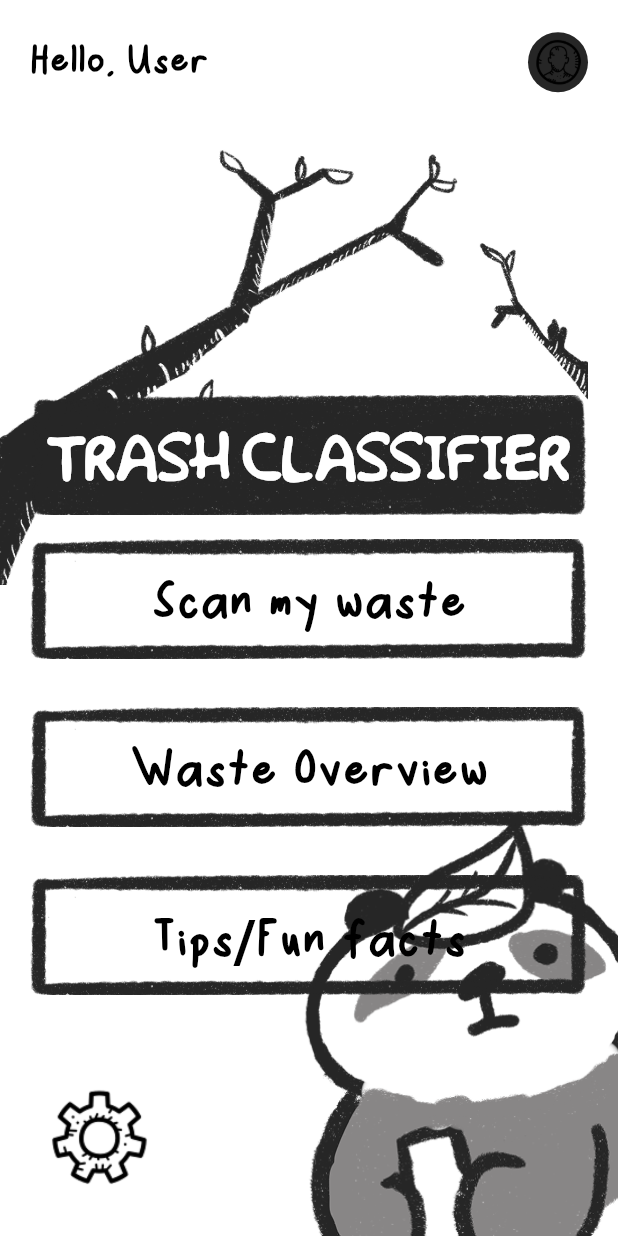
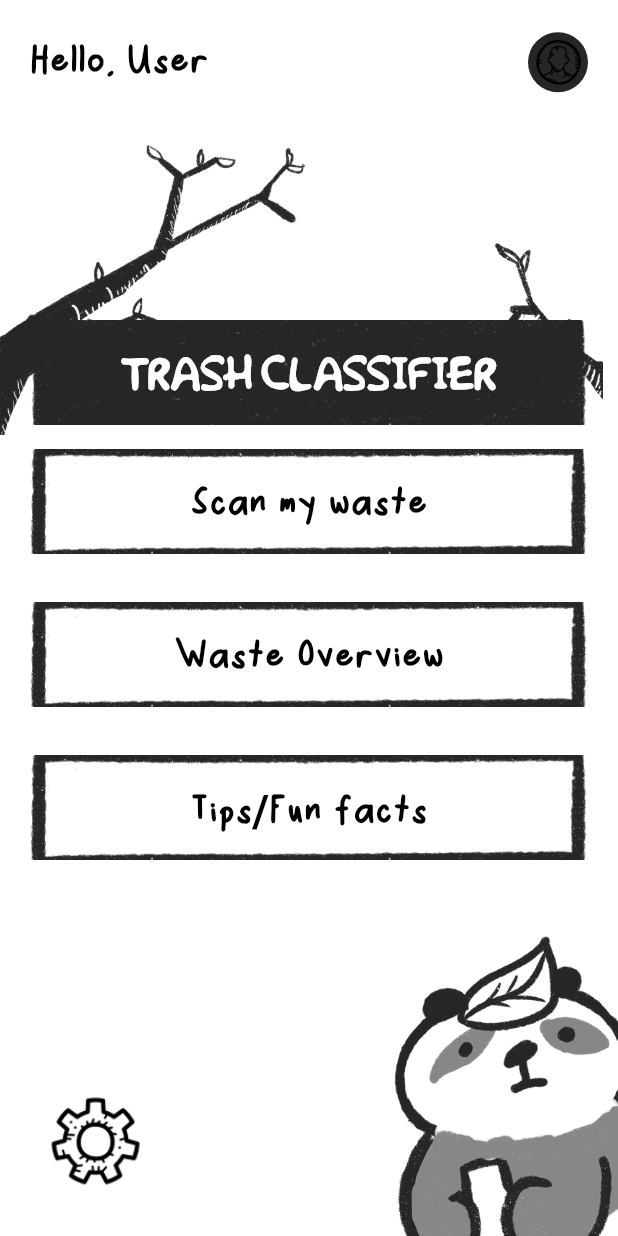
Before and after one commit to clarissachng/trash_classifier, a Flutter app: the screen it shows after launch, on a phone screen of 412 x 824 dp. Run offline on Flutter 3.47's test engine with Material 3 defaults, Android fonts, the phone set to English and light mode, and no system bars; our stand-ins replace camera, fl_chart.

Commit message:
adjust size

```diff
--- a/lib/main.dart
+++ b/lib/main.dart
@@ -56,13 +56,13 @@ class MainPage extends StatelessWidget {
             top: 90,
             child: Image.asset(
               'assets/background/big_tree.png',
-              height: 300,
+              height: 200,
               fit: BoxFit.contain,
             ),
           ),
           // Small Tree (Right)
           Positioned(
-            right: 20,
+            right: 10,
             top: 90,
             child: Image.asset(
               'assets/background/small_tree.png',
@@ -76,7 +76,7 @@ class MainPage extends StatelessWidget {
             bottom: 0,
             child: Image.asset(
               'assets/character/panda.png',
-              height: 280,
+              height: 200,
               fit: BoxFit.contain,
             ),
           ),
@@ -86,7 +86,7 @@ class MainPage extends StatelessWidget {
             left: 20,
             bottom:20,
             child: IconButton(
-              icon: Image.asset('assets/icon/settings-icon.png', height: 75),
+              icon: Image.asset('assets/icon/settings-icon.png', height: 70),
               onPressed: () => _navigateToSettings(context),
             ),
           ),
@@ -114,12 +114,12 @@ class MainPage extends StatelessWidget {
                       ),
                     ],
                   ),
-                  const SizedBox(height: 200),
+                  const SizedBox(height: 150),
 
                   // Trash Classifier Text
                   Container(
                     width: double.infinity,
-                    height: 80,
+                    height: 70,
                     decoration: BoxDecoration(
                       image: const DecorationImage(
                         image: AssetImage('assets/widgets/black-btn.png'),
@@ -132,7 +132,7 @@ class MainPage extends StatelessWidget {
                         "TRASH CLASSIFIER",
                         style: TextStyle(
                           fontFamily: 'Simpsonfont',
-                          fontSize: 35,
+                          fontSize: 25,
                           fontWeight: FontWeight.bold,
                           color: Colors.white,
                         ),
@@ -167,7 +167,7 @@ Widget _buildButton(String text, BuildContext context, [String? route]) {
     padding: const EdgeInsets.symmetric(vertical: 16.0), // Increased vertical padding
     child: SizedBox(
       width: double.infinity,
-      height: 80, // Increased height for larger buttons
+      height: 70,
       child: InkWell(
         onTap: () {
           if (route != null && route.isNotEmpty) {
@@ -191,7 +191,7 @@ Widget _buildButton(String text, BuildContext context, [String? route]) {
                   text,
                   style: const TextStyle(
                     color: Colors.black,
-                    fontSize: 40,
+                    fontSize: 30,
                     fontWeight: FontWeight.bold, // Optional: Add bold text
                   ),
                 ),
```
